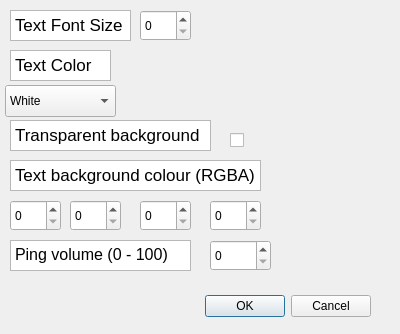
Qt form chat-display/preferences.ui (Yahya-Alkhosoussy/youtube-chat-on-screen) before a commit.
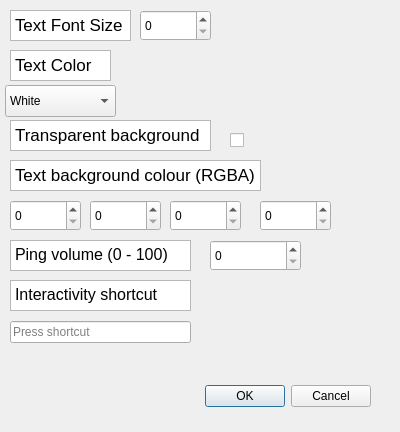
The same form after that commit.

```diff
--- a/chat-display/preferences.ui
+++ b/chat-display/preferences.ui
@@ -7,7 +7,7 @@
     <x>0</x>
     <y>0</y>
     <width>400</width>
-    <height>334</height>
+    <height>432</height>
    </rect>
   </property>
   <property name="windowTitle">
@@ -17,7 +17,7 @@
    <property name="geometry">
     <rect>
      <x>30</x>
-     <y>290</y>
+     <y>380</y>
      <width>341</width>
      <height>32</height>
     </rect>
@@ -54,7 +54,7 @@
     <rect>
      <x>140</x>
      <y>10</y>
-     <width>51</width>
+     <width>71</width>
      <height>31</height>
     </rect>
    </property>
@@ -192,7 +192,7 @@
     <rect>
      <x>10</x>
      <y>200</y>
-     <width>51</width>
+     <width>71</width>
      <height>31</height>
     </rect>
    </property>
@@ -200,9 +200,9 @@
   <widget class="QSpinBox" name="gSpinnerBox">
    <property name="geometry">
     <rect>
-     <x>70</x>
+     <x>90</x>
      <y>200</y>
-     <width>51</width>
+     <width>71</width>
      <height>31</height>
     </rect>
    </property>
@@ -210,9 +210,9 @@
   <widget class="QSpinBox" name="bSpinnerBox">
    <property name="geometry">
     <rect>
-     <x>140</x>
+     <x>170</x>
      <y>200</y>
-     <width>51</width>
+     <width>71</width>
      <height>31</height>
     </rect>
    </property>
@@ -220,9 +220,9 @@
   <widget class="QSpinBox" name="aSpinnerBox">
    <property name="geometry">
     <rect>
-     <x>210</x>
+     <x>260</x>
      <y>200</y>
-     <width>51</width>
+     <width>71</width>
      <height>31</height>
     </rect>
    </property>
@@ -252,11 +252,41 @@
     <rect>
      <x>210</x>
      <y>240</y>
-     <width>61</width>
+     <width>91</width>
      <height>31</height>
     </rect>
    </property>
   </widget>
+  <widget class="QTextBrowser" name="textBrowser_6">
+   <property name="geometry">
+    <rect>
+     <x>10</x>
+     <y>280</y>
+     <width>181</width>
+     <height>31</height>
+    </rect>
+   </property>
+   <property name="html">
+    <string>&lt;!DOCTYPE HTML PUBLIC &quot;-//W3C//DTD HTML 4.0//EN&quot; &quot;http://www.w3.org/TR/REC-html40/strict.dtd&quot;&gt;
+&lt;html&gt;&lt;head&gt;&lt;meta name=&quot;qrichtext&quot; content=&quot;1&quot; /&gt;&lt;meta charset=&quot;utf-8&quot; /&gt;&lt;style type=&quot;text/css&quot;&gt;
+p, li { white-space: pre-wrap; }
+hr { height: 1px; border-width: 0; }
+li.unchecked::marker { content: &quot;\2610&quot;; }
+li.checked::marker { content: &quot;\2612&quot;; }
+&lt;/style&gt;&lt;/head&gt;&lt;body style=&quot; font-family:'Segoe UI'; font-size:9pt; font-weight:400; font-style:normal;&quot;&gt;
+&lt;p style=&quot; margin-top:0px; margin-bottom:0px; margin-left:0px; margin-right:0px; -qt-block-indent:0; text-indent:0px;&quot;&gt;&lt;span style=&quot; font-size:12pt;&quot;&gt;Interactivity shortcut&lt;/span&gt;&lt;/p&gt;&lt;/body&gt;&lt;/html&gt;</string>
+   </property>
+  </widget>
+  <widget class="QKeySequenceEdit" name="keySequenceEdit">
+   <property name="geometry">
+    <rect>
+     <x>10</x>
+     <y>320</y>
+     <width>181</width>
+     <height>24</height>
+    </rect>
+   </property>
+  </widget>
  </widget>
  <resources/>
  <connections>
```
